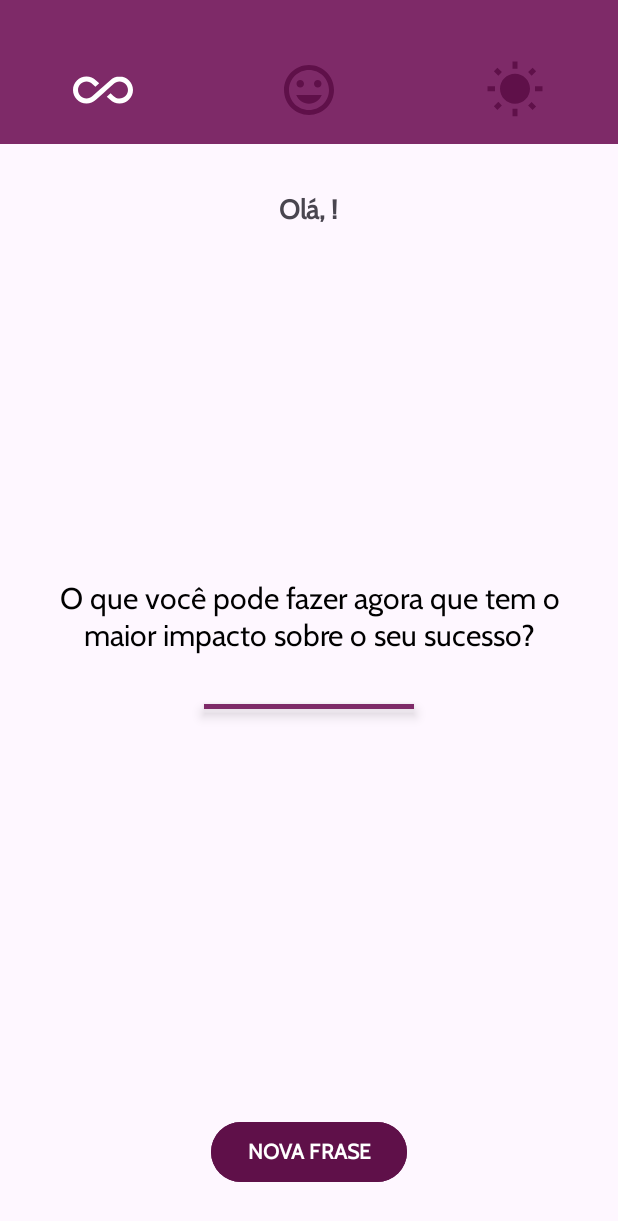
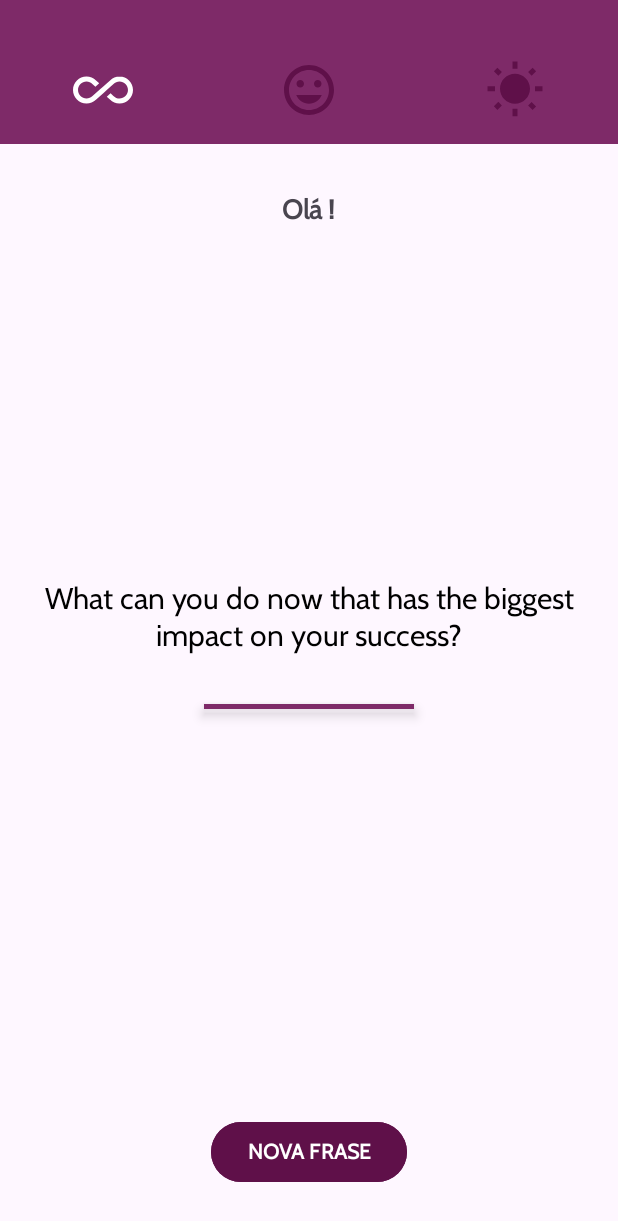
Before and after one commit to GabrielGPena793/Motivation_Project_Kotlin, an Android app: the MainActivity screen opened directly, with no data from a screen before it, on a phone screen of 412 x 824 dp. Shown: the top 1221 px of the screen. Run offline under Robolectric (Android 15) with nearby library versions, the phone set to English and light mode, and no system bars.

Commit message:
add internationalization ( pt, fr, en )

```diff
--- a/app/src/main/java/com/example/motivation/data/Mock.kt
+++ b/app/src/main/java/com/example/motivation/data/Mock.kt
@@ -3,7 +3,7 @@ package com.example.motivation.data
 import com.example.motivation.infra.MotivationConstants
 import kotlin.random.Random
 
-data class Phrase(val description: String, val categoryId: Int)
+data class Phrase(val description: String, val categoryId: Int, val language: String)
 
 class Mock {
 
@@ -11,24 +11,105 @@ class Mock {
     private val happy = MotivationConstants.Filter.HAPPY
     private val all = MotivationConstants.Filter.INFINITY
 
+    private val langPt = MotivationConstants.LANGUAGE.PORTUGUESE
+    private val langEn = MotivationConstants.LANGUAGE.ENGLISH
+    private val langFr = MotivationConstants.LANGUAGE.FRENCH
+
     private val motivationPhrase = listOf(
-        Phrase("Não sabendo que era impossível, foi lá e fez.", happy),
-        Phrase("Você não é derrotado quando perde, você é derrotado quando desiste!", happy),
-        Phrase("Quando está mais escuro, vemos mais estrelas!", happy),
-        Phrase("Insanidade é fazer sempre a mesma coisa e esperar um resultado diferente.", happy),
-        Phrase("Não pare quando estiver cansado, pare quando tiver terminado.", happy),
-        Phrase("O que você pode fazer agora que tem o maior impacto sobre o seu sucesso?", happy),
-        Phrase("A melhor maneira de prever o futuro é inventá-lo.", sunny),
-        Phrase("Você perde todas as chances que você não aproveita.", sunny),
-        Phrase("Fracasso é o condimento que dá sabor ao sucesso.", sunny),
-        Phrase(" Enquanto não estivermos comprometidos, haverá hesitação!", sunny),
-        Phrase("Se você não sabe onde quer ir, qualquer caminho serve.", sunny),
-        Phrase("Se você acredita, faz toda a diferença.", sunny),
-        Phrase("Riscos devem ser corridos, porque o maior perigo é não arriscar nada!", sunny)
+        Phrase("Não sabendo que era impossível, foi lá e fez.", happy, langPt),
+        Phrase(
+            "Você não é derrotado quando perde, você é derrotado quando desiste!",
+            happy,
+            langPt
+        ),
+        Phrase("Quando está mais escuro, vemos mais estrelas!", happy, langPt),
+        Phrase(
+            "Insanidade é fazer sempre a mesma coisa e esperar um resultado diferente.",
+            happy,
+            langPt
+        ),
+        Phrase("Não pare quando estiver cansado, pare quando tiver terminado.", happy, langPt),
+        Phrase(
+            "O que você pode fazer agora que tem o maior impacto sobre o seu sucesso?",
+            happy,
+            langPt
+        ),
+        Phrase("A melhor maneira de prever o futuro é inventá-lo.", sunny, langPt),
+        Phrase("Você perde todas as chances que você não aproveita.", sunny, langPt),
+        Phrase("Fracasso é o condimento que dá sabor ao sucesso.", sunny, langPt),
+        Phrase(" Enquanto não estivermos comprometidos, haverá hesitação!", sunny, langPt),
+        Phrase("Se você não sabe onde quer ir, qualquer caminho serve.", sunny, langPt),
+        Phrase("Se você acredita, faz toda a diferença.", sunny, langPt),
+        Phrase(
+            "Riscos devem ser corridos, porque o maior perigo é não arriscar nada!",
+            sunny,
+            langPt
+        ),
+        Phrase("Not knowing it was impossible, he went there and did it.", happy, langEn),
+        Phrase(
+            "You are not defeated when you lose, you are defeated when you give up!",
+            happy,
+            langEn
+        ),
+        Phrase("When it's darker, we see more stars!", happy, langEn),
+        Phrase(
+            "Insanity is always doing the same thing and expecting a different result.",
+            happy,
+            langEn
+        ),
+        Phrase("Don't stop when you're tired, stop when you're done.", happy, langEn),
+        Phrase("What can you do now that has the biggest impact on your success?", happy, langEn),
+        Phrase("The best way to predict the future is to invent it.", sunny, langEn),
+        Phrase("You lose every chance you don't take.", sunny, langEn),
+        Phrase("Failure is the spice that flavors success.", sunny, langEn),
+        Phrase(" As long as we are not committed, there will be hesitation!", sunny, langEn),
+        Phrase("If you don't know where you want to go, any way will do.", sunny, langEn),
+        Phrase("If you believe, it makes all the difference.", sunny, langEn),
+        Phrase(
+            "Risks must be taken, because the greatest danger is not risking anything!",
+            sunny,
+            langEn
+        ),
+        Phrase("Ne sachant pas que c'était impossible, il y est allé et l'a fait.", happy, langFr),
+        Phrase(
+            "Tu n'es pas vaincu quand tu perds, tu es vaincu quand tu abandonnes!",
+            happy,
+            langFr
+        ),
+        Phrase("Quand il fait plus sombre, on voit plus d'étoiles!", happy, langFr),
+        Phrase(
+            "La folie, c'est toujours faire la même chose et s'attendre à un résultat différent.",
+            happy,
+            langFr
+        ),
+        Phrase("Ne t'arrête pas quand tu es fatigué, arrête quand tu as fini.", happy, langFr),
+        Phrase(
+            "Que pouvez-vous faire maintenant qui a le plus grand impact sur votre succès?",
+            happy,
+            langFr
+        ),
+        Phrase("La meilleure façon de prédire l'avenir est de l'inventer.", sunny, langFr),
+        Phrase("Vous perdez toutes les chances que vous ne prenez pas.", sunny, langFr),
+        Phrase("L'échec est l'épice qui parfume le succès.", sunny, langFr),
+        Phrase("Tant qu'on n'est pas engagé, il y aura des hésitations!", sunny, langFr),
+        Phrase(
+            "Si vous ne savez pas où vous voulez aller, n'importe quoi fera l'affaire.",
+            sunny,
+            langFr
+        ),
+        Phrase("Si vous croyez, cela fait toute la différence.", sunny, langFr),
+        Phrase(
+            "Il faut prendre des risques, car le plus grand danger est de ne rien risquer!",
+            sunny,
+            langFr
+        )
     )
 
-    fun getPhrase( categoryId: Int ): String {
-        val phrases = motivationPhrase.filter { it.categoryId == categoryId || categoryId == all }
+    fun getPhrase(categoryId: Int, language: String): String {
+        val phrases = motivationPhrase.filter {
+            (it.categoryId == categoryId || categoryId == all)
+                    && it.language == language
+        }
         val maxLimit = phrases.size
         val randomNumber = Random.nextInt(maxLimit)
 
--- a/app/src/main/java/com/example/motivation/infra/MotivationConstants.kt
+++ b/app/src/main/java/com/example/motivation/infra/MotivationConstants.kt
@@ -11,4 +11,10 @@ class MotivationConstants private constructor(){
         const val HAPPY = 2
         const val SUN = 3
     }
+
+    object LANGUAGE {
+        const val PORTUGUESE = "pt"
+        const val ENGLISH = "en"
+        const val FRENCH = "fr"
+    }
 }
--- a/app/src/main/java/com/example/motivation/screens/MainActivity.kt
+++ b/app/src/main/java/com/example/motivation/screens/MainActivity.kt
@@ -9,6 +9,7 @@ import com.example.motivation.data.Mock
 import com.example.motivation.databinding.ActivityMainBinding
 import com.example.motivation.infra.MotivationConstants
 import com.example.motivation.infra.SecurityPreferences
+import java.util.Locale
 
 class MainActivity : AppCompatActivity(), View.OnClickListener {
 
@@ -42,7 +43,8 @@ class MainActivity : AppCompatActivity(), View.OnClickListener {
     private fun handleUserName() {
         // pegando o valor do storage
         val userName = SecurityPreferences(this).getStorageString(MotivationConstants.Key.USER_NAME)
-        binding.textHello.text = "Olá, $userName!"
+        val hello = getString(R.string.hello)
+        binding.textHello.text = "$hello $userName!"
     }
 
     private fun handleFilter(id: Int) {
@@ -70,7 +72,8 @@ class MainActivity : AppCompatActivity(), View.OnClickListener {
     }
 
     private fun handleNextPhase() {
-        val phrase = Mock().getPhrase(category)
+        val language = Locale.getDefault().language
+        val phrase = Mock().getPhrase(category, language)
         binding.textPhrase.text = phrase
     }
 }
--- a/app/src/main/res/layout/activity_main.xml
+++ b/app/src/main/res/layout/activity_main.xml
@@ -47,7 +47,7 @@
         android:id="@+id/text_hello"
         android:layout_width="wrap_content"
         android:layout_height="wrap_content"
-        android:text="@string/ola_kotlin"
+        android:text="@string/hello"
         android:layout_below="@id/linear_container_menu"
         android:layout_centerHorizontal="true"
         android:textSize="18sp"
@@ -62,9 +62,10 @@
         android:layout_width="wrap_content"
         android:layout_height="wrap_content"
         android:paddingHorizontal="14dp"
+        android:gravity="center"
         android:fontFamily="@font/cabin"
-        android:gravity="center"
-        android:text="Riscos devem ser caaaorridos, porque o maior perigo é não arriscar nada!"
+        android:layout_centerHorizontal="true"
+        android:text="@string/phrases_motivation"
         android:textSize="20sp"
         android:layout_centerVertical="true"
         android:textColor="@color/black"
@@ -91,7 +92,7 @@
         android:layout_gravity="center_horizontal"
         android:layout_marginBottom="32dp"
         android:backgroundTint="@color/purple_800"
-        android:text="@string/nova_frase"
+        android:text="@string/new_phrase"
         android:textStyle="bold" />
 
 </RelativeLayout>
--- a/app/src/main/res/layout/activity_start_screen.xml
+++ b/app/src/main/res/layout/activity_start_screen.xml
@@ -1,6 +1,5 @@
 <?xml version="1.0" encoding="utf-8"?>
 <RelativeLayout xmlns:android="http://schemas.android.com/apk/res/android"
-    xmlns:app="http://schemas.android.com/apk/res-auto"
     xmlns:tools="http://schemas.android.com/tools"
     android:layout_width="match_parent"
     android:background="@color/purple_500"
@@ -10,7 +9,7 @@
     <TextView
         android:layout_width="wrap_content"
         android:layout_height="wrap_content"
-        android:text="@string/go_start"
+        android:text="@string/lets_begin"
         android:textColor="@color/white"
         android:textSize="30sp"
         android:fontFamily="@font/cabin"
@@ -31,7 +30,7 @@
         android:layout_marginHorizontal="20dp"
         android:textColorHint="@color/white"
         android:textColor="@color/white"
-        android:hint="@string/what_your_name"
+        android:hint="@string/your_name"
         />
 
     <Button
--- a/app/src/main/res/values/strings.xml
+++ b/app/src/main/res/values/strings.xml
@@ -1,9 +1,10 @@
 <resources>
     <string name="app_name">Motivation</string>
-    <string name="ola_kotlin">Olá Kotlin</string>
-    <string name="nova_frase">NOVA FRASE</string>
-    <string name="go_start">Vamos começar?</string>
-    <string name="what_your_name">Qual seu nome?</string>
+    <string name="hello">Olá</string>
+    <string name="new_phrase">NOVA FRASE</string>
+    <string name="lets_begin">Vamos começar?</string>
+    <string name="phrases_motivation">Frases de motivação</string>
+    <string name="your_name">Qual seu nome?</string>
     <string name="save">Salvar</string>
 
     <string name="validation_mandatory_name" >Informe um nome!</string>
```
Also changed, not shown: 2 other files.
